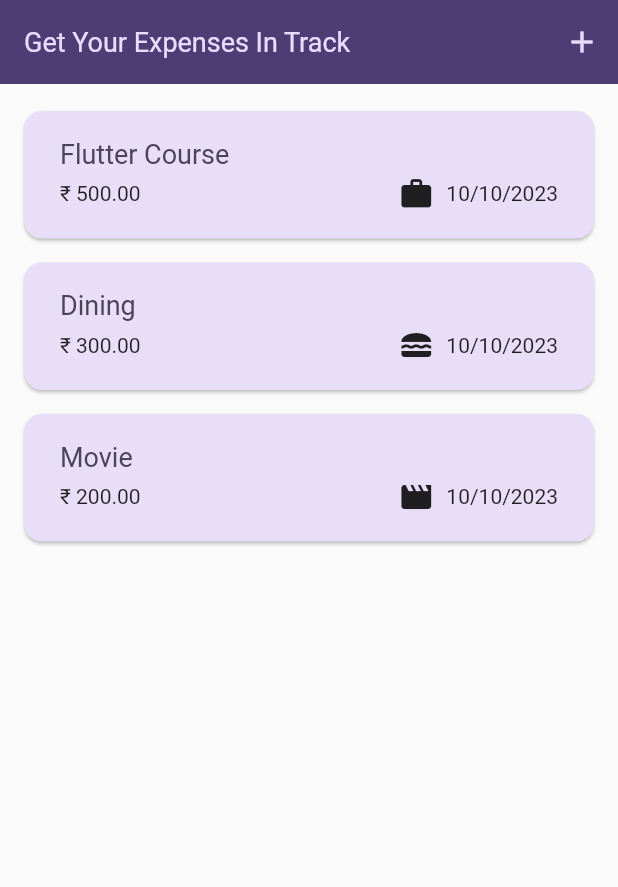
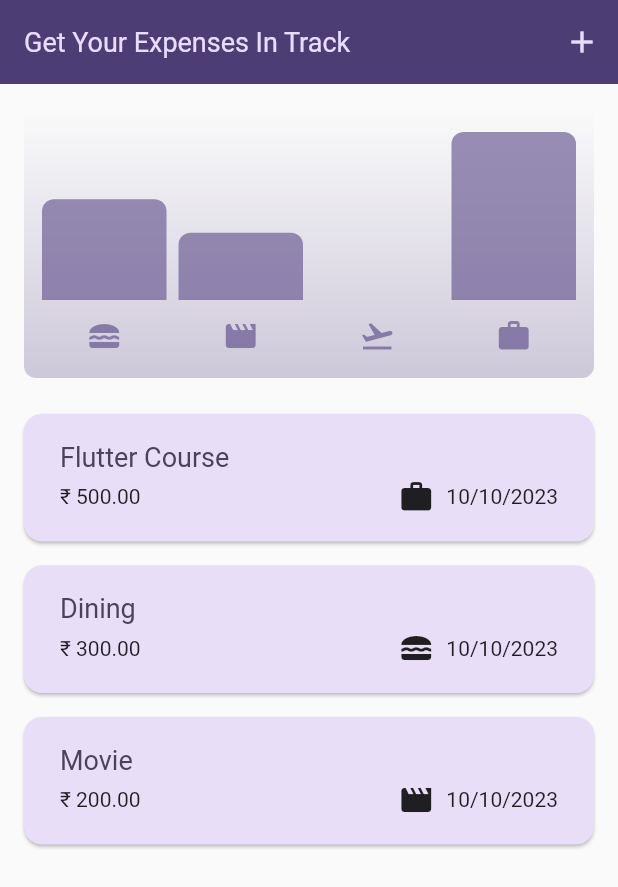
Before and after one commit to sharshv2012/expense_tracker, a Flutter app: the screen it shows after launch, on a phone screen of 412 x 824 dp. Shown: the top 887 px of the screen. Run offline on Flutter 3.47's test engine with Material 2 defaults, Android fonts, the phone set to English and light mode, and no system bars.

Commit message:
Commit 19: Added the whole chart code.

```diff
--- a/lib/models/expense.dart
+++ b/lib/models/expense.dart
@@ -42,7 +42,7 @@ class ExpenseBucket {
   final Category category ;
   final List<Expense> expenses;
 
-  double get totalExpense {
+  double get totalExpenses {
     double sum = 0;
     for(final i in expenses){
       sum += i.amount;
--- /dev/null
+++ b/lib/widgets/chart/chart.dart
@@ -0,0 +1,95 @@
+import 'package:flutter/material.dart';
+
+import 'package:expense_tracker/widgets/chart/chart_bar.dart';
+import 'package:expense_tracker/models/expense.dart';
+
+class Chart extends StatelessWidget {
+  const Chart({super.key, required this.expenses});
+
+  final List<Expense> expenses;
+
+  List<ExpenseBucket> get buckets {
+    return [
+      ExpenseBucket.forCategory(expenses, Category.food),
+      ExpenseBucket.forCategory(expenses, Category.leisure),
+      ExpenseBucket.forCategory(expenses, Category.travel),
+      ExpenseBucket.forCategory(expenses, Category.work),
+    ];
+  }
+
+  double get maxTotalExpense {
+    double maxTotalExpense = 0;
+
+    for (final bucket in buckets) {
+      if (bucket.totalExpenses > maxTotalExpense) {
+        maxTotalExpense = bucket.totalExpenses;
+      }
+    }
+
+    return maxTotalExpense;
+  }
+
+  @override
+  Widget build(BuildContext context) {
+    final isDarkMode =
+        MediaQuery.of(context).platformBrightness == Brightness.dark;
+    return Container(
+      margin: const EdgeInsets.all(16),
+      padding: const EdgeInsets.symmetric(
+        vertical: 16,
+        horizontal: 8,
+      ),
+      width: double.infinity,
+      height: 180,
+      decoration: BoxDecoration(
+        borderRadius: BorderRadius.circular(8),
+        gradient: LinearGradient(
+          colors: [
+            Theme.of(context).colorScheme.primary.withOpacity(0.3),
+            Theme.of(context).colorScheme.primary.withOpacity(0.0)
+          ],
+          begin: Alignment.bottomCenter,
+          end: Alignment.topCenter,
+        ),
+      ),
+      child: Column(
+        children: [
+          Expanded(
+            child: Row(
+              crossAxisAlignment: CrossAxisAlignment.end,
+              children: [
+                for (final bucket in buckets) // alternative to map()
+                  ChartBar(
+                    fill: bucket.totalExpenses == 0
+                        ? 0
+                        : bucket.totalExpenses / maxTotalExpense,
+                  )
+              ],
+            ),
+          ),
+          const SizedBox(height: 12),
+          Row(
+            children: buckets
+                .map(
+                  (bucket) => Expanded(
+                    child: Padding(
+                      padding: const EdgeInsets.symmetric(horizontal: 4),
+                      child: Icon(
+                        categoryIcons[bucket.category],
+                        color: isDarkMode
+                            ? Theme.of(context).colorScheme.secondary
+                            : Theme.of(context)
+                                .colorScheme
+                                .primary
+                                .withOpacity(0.7),
+                      ),
+                    ),
+                  ),
+                )
+                .toList(),
+          )
+        ],
+      ),
+    );
+  }
+}
--- /dev/null
+++ b/lib/widgets/chart/chart_bar.dart
@@ -0,0 +1,34 @@
+import 'package:flutter/material.dart';
+
+class ChartBar extends StatelessWidget {
+  const ChartBar({
+    super.key,
+    required this.fill,
+  });
+
+  final double fill;
+
+  @override
+  Widget build(BuildContext context) {
+    final isDarkMode =
+        MediaQuery.of(context).platformBrightness == Brightness.dark;
+    return Expanded(
+      child: Padding(
+        padding: const EdgeInsets.symmetric(horizontal: 4),
+        child: FractionallySizedBox(
+          heightFactor: fill,
+          child: DecoratedBox(
+            decoration: BoxDecoration(
+              shape: BoxShape.rectangle,
+              borderRadius:
+                  const BorderRadius.vertical(top: Radius.circular(8)),
+              color: isDarkMode
+                  ? Theme.of(context).colorScheme.secondary
+                  : Theme.of(context).colorScheme.primary.withOpacity(0.65),
+            ),
+          ),
+        ),
+      ),
+    );
+  }
+}
--- a/lib/widgets/expenses.dart
+++ b/lib/widgets/expenses.dart
@@ -1,5 +1,6 @@
 import 'dart:math';
 
+import 'package:expense_tracker/widgets/chart/chart.dart';
 import 'package:expense_tracker/widgets/expenses_list/expenses_list.dart';
 import 'package:expense_tracker/models/expense.dart';
 import 'package:expense_tracker/widgets/new_expense.dart';
@@ -79,7 +80,7 @@ class _ExpensesState extends State<Expenses> {
       ),
       body: Column(
         children: [
-          const SizedBox(height: 10),
+          Chart(expenses: _registeredExpenses),
           Expanded( // is you have a list inside a list or column use epanded.
             child: mainContent,
             )
```
